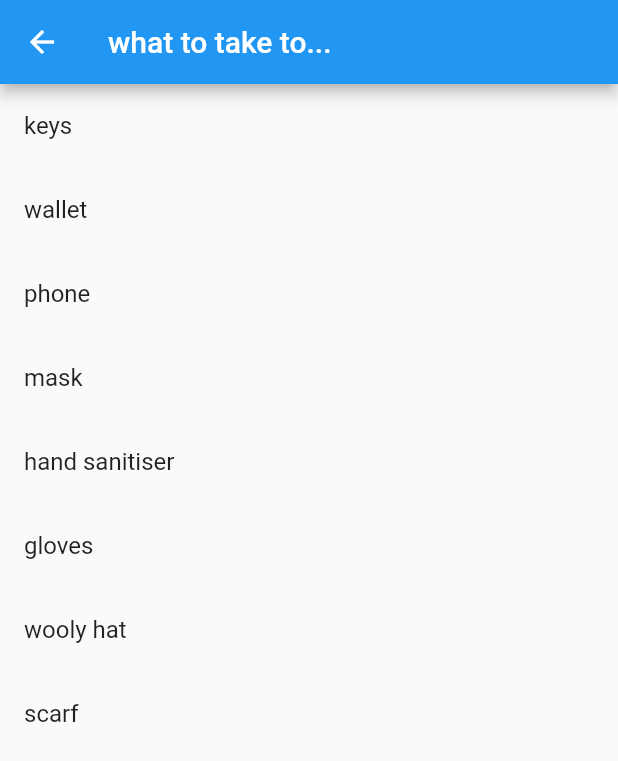
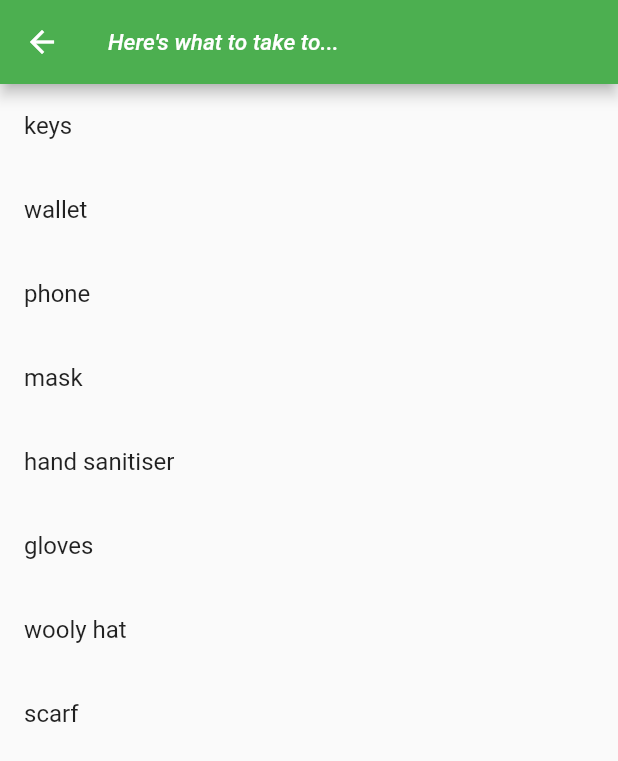
Before and after one commit to saachisen/my_app, a Flutter app: the MyDetails screen opened directly with empty values, on a phone screen of 412 x 824 dp. Shown: the top 761 px of the screen. Run offline on Flutter 3.47's test engine with Material 2 defaults, Android fonts, the phone set to English and light mode, and no system bars; network calls fail.

Commit message:
prettier display

```diff
--- a/lib/details.dart
+++ b/lib/details.dart
@@ -74,7 +74,7 @@ class MyDetails extends StatelessWidget {
 
   @override
   Widget build(BuildContext context) {
-    final title = 'what to take to... $itemPlace';
+    final title = "Here's what to take to... $itemPlace";
 
     // List stuff_list = get_stuff_list(itemPlace);
     // List stuff_list = get_stuff_list(itemState, itemPlace);
@@ -82,7 +82,12 @@ class MyDetails extends StatelessWidget {
 
     return Scaffold(
         appBar: AppBar(
-          title: Text(title),
+          title: Text(title,
+                    style: TextStyle(
+                    color: Colors.white,
+                    fontStyle: FontStyle.italic,
+                    fontSize: 15),
+              ),
         ),
         // body: Text('You selected $isDartCool'),
         body: ListView.builder(
```
Also changed, not shown: lib/main.dart (+26 -8 lines).
